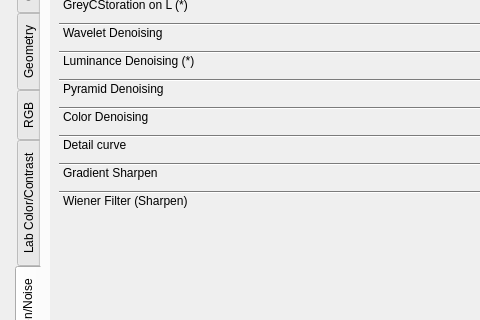
The window that Sources/ptMainWindow.ui (dzz007/photivo) describes before a commit, drawn with Qt 5; both pictures show x 0 to 480 and y 173 to 493 of the 1258 by 900 pixel window.
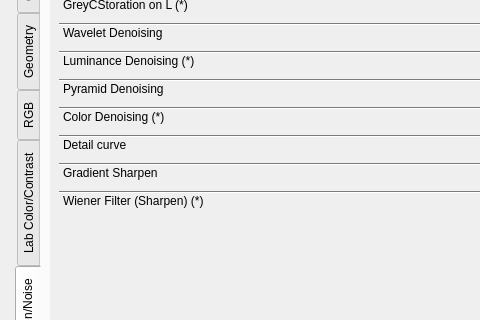
The same window after the commit. The open tabs and pages were chosen to show the change. Icons and pictures are not drawn.

Commit message: Tooltip for attention icon

The edit to the form file:
```diff
--- a/Sources/ptMainWindow.ui
+++ b/Sources/ptMainWindow.ui
@@ -4233,7 +4233,7 @@
                          </rect>
                         </property>
                         <attribute name="label">
-                         <string>Color Denoising</string>
+                         <string>Color Denoising (*)</string>
                         </attribute>
                         <layout class="QVBoxLayout" name="verticalLayout_192">
                          <item>
@@ -4505,7 +4505,7 @@
                          </rect>
                         </property>
                         <attribute name="label">
-                         <string>Wiener Filter (Sharpen)</string>
+                         <string>Wiener Filter (Sharpen) (*)</string>
                         </attribute>
                         <layout class="QVBoxLayout" name="verticalLayout_189">
                          <item>
```
Left out of the diff: 8 changed lines with no effect on the pictures. The commit also changes 1 other file.
